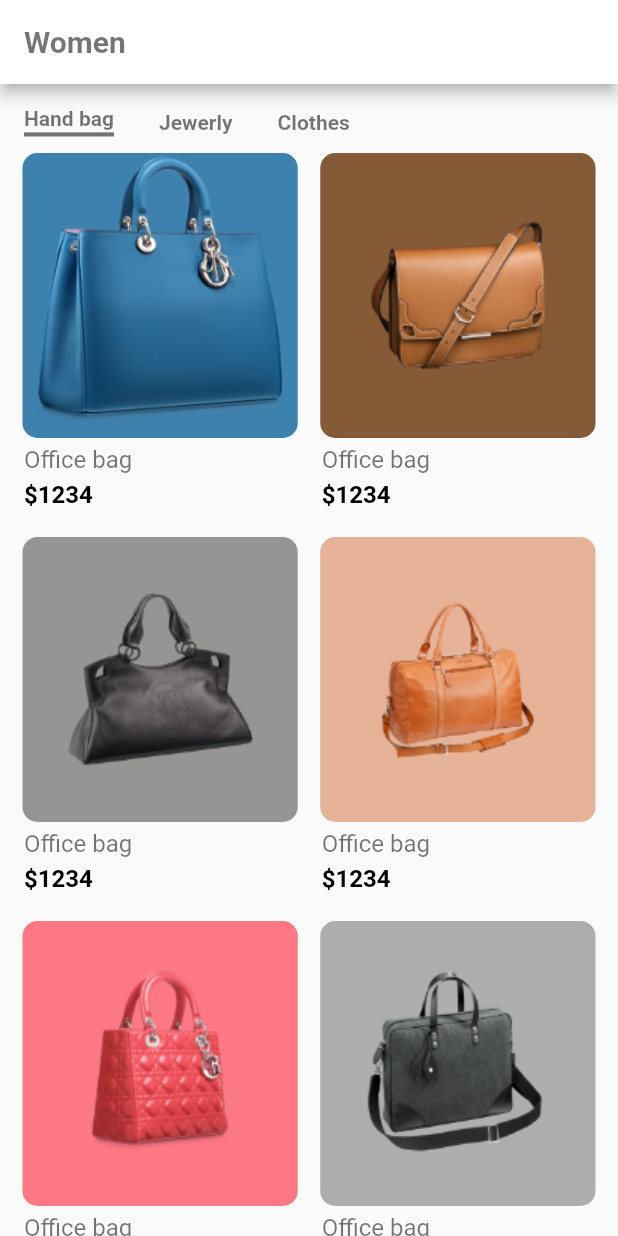
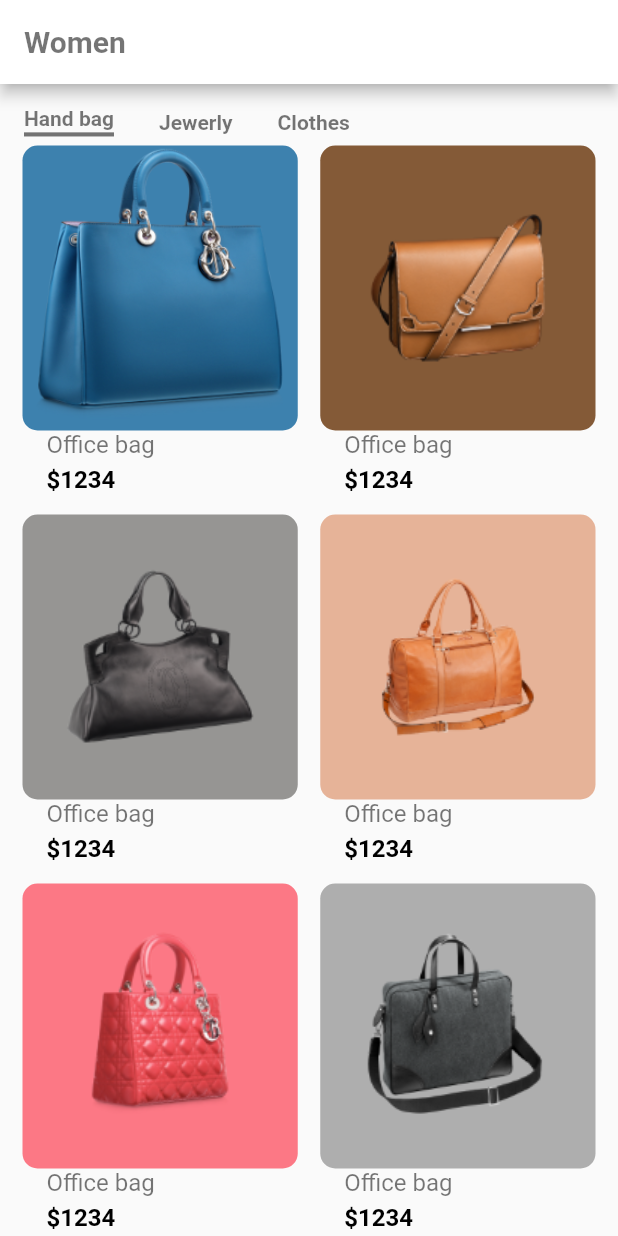
Before and after one commit to danaFlorescu/flutter-shop, a Flutter app: the screen it shows after launch, on a phone screen of 412 x 824 dp. Run offline on Flutter 3.47's test engine with Material 2 defaults, Android fonts, the phone set to English and light mode, and no system bars.

Commit message:
added sizedbox instead of margins

```diff
--- a/lib/components/reusable_card.dart
+++ b/lib/components/reusable_card.dart
@@ -23,7 +23,6 @@
           Container(
             height: 190.0,
             width: double.infinity,
-            margin: EdgeInsets.fromLTRB(15, 5, 0, 5),
             decoration: BoxDecoration(
               color: color,
               borderRadius: BorderRadius.circular(10.0),
--- a/lib/screens/home_page.dart
+++ b/lib/screens/home_page.dart
@@ -78,6 +78,7 @@
               Row(
                 mainAxisAlignment: MainAxisAlignment.center,
                 children: [
+                  SizedBox(width: 15.0),
                   Expanded(
                     child: ReusableCard(
                       imagePath: imgPath1,
@@ -86,6 +87,7 @@
                       priceOfProduct: priceOfProduct1,
                     ),
                   ),
+                  SizedBox(width: 15.0),
                   Expanded(
                     child: ReusableCard(
                       imagePath: imgPath2,
@@ -99,6 +101,7 @@
               ),
               Row(
                 children: [
+                  SizedBox(width: 15.0),
                   Expanded(
                     child: ReusableCard(
                       imagePath: imgPath3,
@@ -107,6 +110,7 @@
                       priceOfProduct: priceOfProduct3,
                     ),
                   ),
+                  SizedBox(width: 15.0),
                   Expanded(
                     child: ReusableCard(
                       imagePath: imgPath4,
@@ -120,6 +124,7 @@
               ),
               Row(
                 children: [
+                  SizedBox(width: 15.0),
                   Expanded(
                     child: ReusableCard(
                       imagePath: imgPath5,
@@ -128,6 +133,7 @@
                       priceOfProduct: priceOfProduct5,
                     ),
                   ),
+                  SizedBox(width: 15.0),
                   Expanded(
                     child: ReusableCard(
                       imagePath: imgPath6,
```
